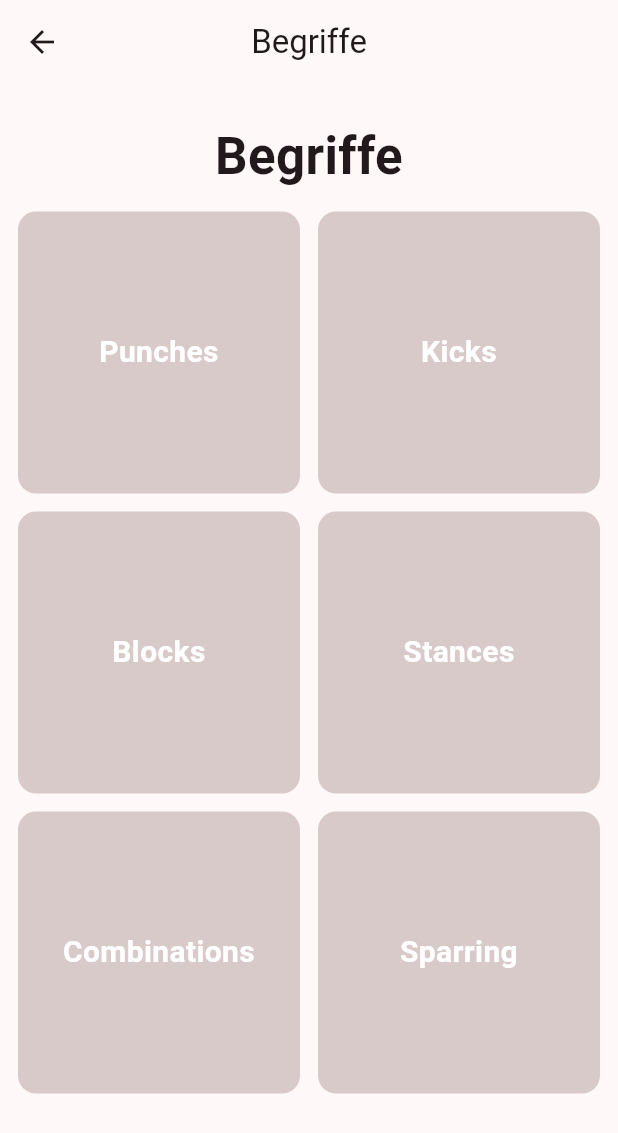
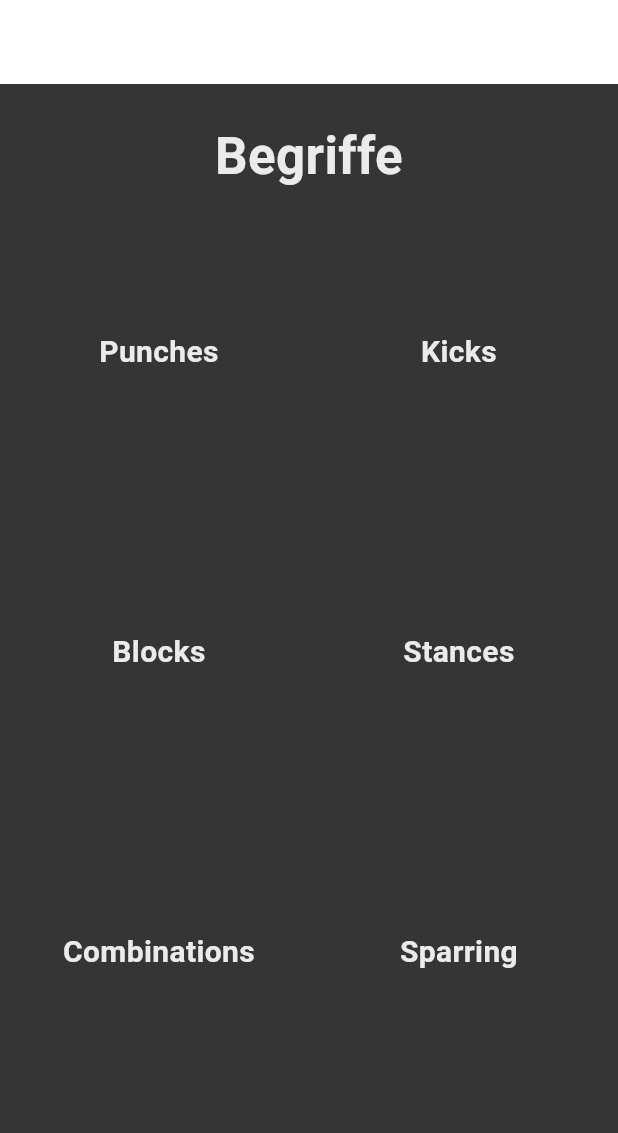
Before and after one commit to danielmilosic/Junbi_app, a Flutter app: the screen it shows after launch, after a tap on "Begriffe", on a phone screen of 412 x 824 dp. Shown: the top 1133 px of the screen. Run offline on Flutter 3.47's test engine with Material 3 defaults, Android fonts, the phone set to English and light mode, and no system bars.

Commit message:
fixed colors

```diff
--- a/lib/main.dart
+++ b/lib/main.dart
@@ -10,20 +10,33 @@
 
 
 void main() {
-  runApp(const MyApp());
+  runApp(const JunbiApp());
 }
 
-class MyApp extends StatelessWidget {
-  const MyApp({super.key});
+class JunbiApp extends StatelessWidget {
+  const JunbiApp({super.key});
 
-  // This widget is the root of your application.
   @override
   Widget build(BuildContext context) {
     return MaterialApp(
-      title: 'Flutter Demo',
+      title: 'Junbi App',
+      debugShowCheckedModeBanner: false,
       theme: ThemeData(
-
-        colorScheme: ColorScheme.fromSeed(seedColor: const Color.fromARGB(66, 0, 0, 0)),
+        scaffoldBackgroundColor: const Color.fromARGB(255, 53, 53, 53),
+        colorScheme: ColorScheme.fromSwatch().copyWith(
+          primary: Colors.grey[800],
+          onPrimary: const Color.fromARGB(255, 0, 0, 0), // text/icon color on AppBar, buttons, etc.
+          onSurface: const Color.fromARGB(255, 0, 0, 0), // default text color on background
+        ),
+        appBarTheme: AppBarTheme(
+          backgroundColor: Colors.white,
+          foregroundColor: Colors.white,
+        ),
+        textTheme: const TextTheme(
+          bodyLarge: TextStyle(color: Color.fromARGB(255, 235, 235, 235)),
+          bodyMedium: TextStyle(color: Color.fromARGB(255, 235, 235, 235)),
+          bodySmall: TextStyle(color: Color.fromARGB(255, 235, 235, 235)),
+        ),
       ),
       home: const JunbiHomePage(),
     );
@@ -48,6 +61,7 @@
           padding: const EdgeInsets.all(12.0),
           child: Column(
             crossAxisAlignment: CrossAxisAlignment.center,
+            mainAxisAlignment: MainAxisAlignment.center,
             children: [
               // Title
               Text(
@@ -79,7 +93,9 @@
               const SizedBox(height: 24),
 
               // Buttons
-              SizedBox(
+              Padding(
+                padding: const EdgeInsets.all(12.0),
+                child: SizedBox(
                   width: 266,
                   child: Column(
                     crossAxisAlignment: CrossAxisAlignment.stretch,
@@ -134,6 +150,7 @@
                     ],
                   ),
                 ),
+              ),
             ],
           ),
         ),
--- a/lib/techniques_page.dart
+++ b/lib/techniques_page.dart
@@ -5,6 +5,8 @@ class TechniquesPage extends StatelessWidget {
 
   @override
   Widget build(BuildContext context) {
+
+    var theme = Theme.of(context);
     // Example technique categories
     final List<String> techniqueCategories = [
       'Punches',
@@ -52,7 +54,7 @@ class TechniquesPage extends StatelessWidget {
                     },
                     child: Container(
                       decoration: BoxDecoration(
-                        color: Color.fromARGB(66, 109, 70, 70),
+
                         borderRadius: BorderRadius.circular(12),
                       ),
                       child: Center(
@@ -62,7 +64,7 @@ class TechniquesPage extends StatelessWidget {
                           style: const TextStyle(
                             fontSize: 20,
                             fontWeight: FontWeight.bold,
-                            color: Colors.white,
+
                           ),
                         ),
                       ),
```
Also changed, not shown: 1 other file. Lines whose indentation alone changed are shown as unchanged.
